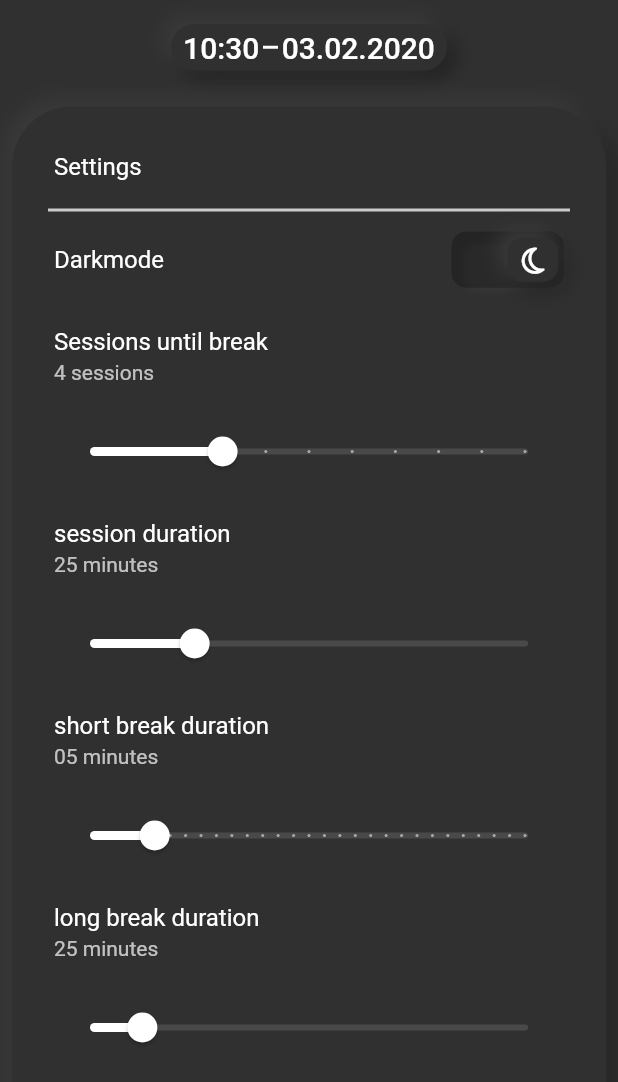
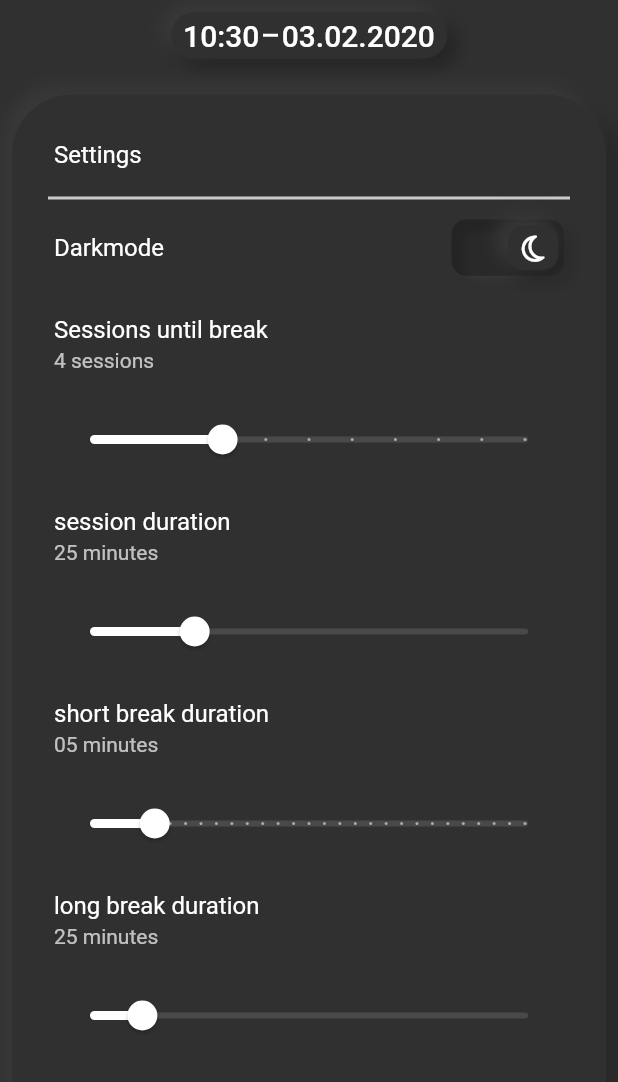
Before and after one commit to bierbaumtim/focus_timer, a Flutter app: the screen it shows after launch, swiped to page 4, on a phone screen of 412 x 824 dp. Shown: the top 1082 px of the screen. Run offline on Flutter 3.47's test engine with Material 2 defaults, Android fonts, the phone set to English and light mode, and no system bars; our stand-ins replace auto_animated, auto_size_text, dartx, equatable, flutter_icons, hive and 4 more; missing offline and left inert: copy_with_annotation, mockito; accounts and stored records are empty; generated files the repository leaves out were written again.

Commit message:
rename MobileTopTimeBar to TopTimeBar, add contentPadding

```diff
--- a/lib/pages/landing_mobile.dart
+++ b/lib/pages/landing_mobile.dart
@@ -99,7 +99,7 @@ class _MobileLandingState extends State<MobileLanding> {
             Page(
               child: Column(
                 children: <Widget>[
-                  MobileTopTimeBar(),
+                  TopTimeBar(),
                   Expanded(
                     child: Padding(
                       padding: const EdgeInsets.all(8.0),
@@ -112,7 +112,7 @@ class _MobileLandingState extends State<MobileLanding> {
             Page(
               child: Column(
                 children: <Widget>[
-                  MobileTopTimeBar(),
+                  TopTimeBar(),
                   Expanded(
                     child: Padding(
                       padding: EdgeInsets.all(8),
@@ -125,7 +125,7 @@ class _MobileLandingState extends State<MobileLanding> {
             Page(
               child: Column(
                 children: const <Widget>[
-                  MobileTopTimeBar(),
+                  TopTimeBar(),
                   Expanded(
                     child: Padding(
                       padding: EdgeInsets.all(8),
--- a/lib/widgets/time/mobile_top_time_bar.dart
+++ b/lib/widgets/time/mobile_top_time_bar.dart
@@ -9,16 +9,18 @@ import '../datetime/current_datetime_container.dart';
 import '../soft/soft_container.dart';
 import 'countdown_time.dart';
 
-class MobileTopTimeBar extends StatelessWidget {
-  const MobileTopTimeBar({
+class TopTimeBar extends StatelessWidget {
+  const TopTimeBar({
     Key key,
     this.alignment = Alignment.topCenter,
     this.padding,
+    this.contentPadding,
   })  : assert(alignment != null),
         super(key: key);
 
   final Alignment alignment;
   final EdgeInsetsGeometry padding;
+  final EdgeInsetsGeometry contentPadding;
 
   @override
   Widget build(BuildContext context) {
@@ -57,13 +59,15 @@ class MobileTopTimeBar extends StatelessWidget {
                       : MainAxisAlignment.center,
                   children: <Widget>[
                     Padding(
-                      padding: EdgeInsets.only(top: 16.0, bottom: 8),
+                      padding: contentPadding ??
+                          EdgeInsets.only(top: 8.0, bottom: 8),
                       child: CurrentDateTimeContainer(),
                     ),
                     if (currentSessionModel.isBreak ||
                         currentSessionModel.isTimerRunning)
                       Padding(
-                        padding: EdgeInsets.only(top: 16.0, bottom: 8),
+                        padding: contentPadding ??
+                            EdgeInsets.only(top: 8.0, bottom: 8),
                         child: SoftContainer(
                           child: const Padding(
                             padding: EdgeInsets.symmetric(
```
